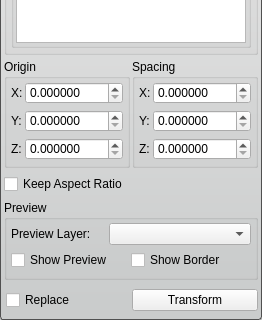
Above: src/Interface/ToolInterface/TransformToolInterface.ui from SCIInstitute/Seg3D before the change; both pictures show x 0 to 262 and y 161 to 481 of the 262 by 481 pixel window. Below: the same form after it.
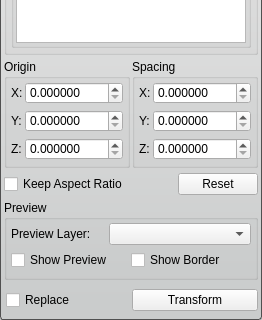
That is the form after the change.

Commit message: Added a reset button to crop tool and transform tool.

The edit to the form file:
```diff
--- a/src/Interface/ToolInterface/TransformToolInterface.ui
+++ b/src/Interface/ToolInterface/TransformToolInterface.ui
@@ -604,6 +604,26 @@
         </property>
        </widget>
       </item>
+      <item>
+       <spacer name="horizontalSpacer">
+        <property name="orientation">
+         <enum>Qt::Horizontal</enum>
+        </property>
+        <property name="sizeHint" stdset="0">
+         <size>
+          <width>40</width>
+          <height>20</height>
+         </size>
+        </property>
+       </spacer>
+      </item>
+      <item>
+       <widget class="QPushButton" name="reset_button_">
+        <property name="text">
+         <string>Reset</string>
+        </property>
+       </widget>
+      </item>
      </layout>
     </widget>
    </item>
```
The commit also changes 7 other files.
